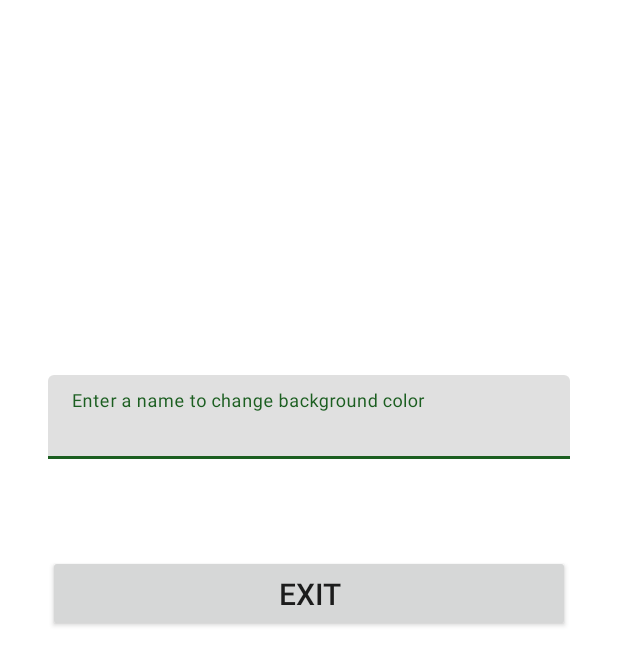
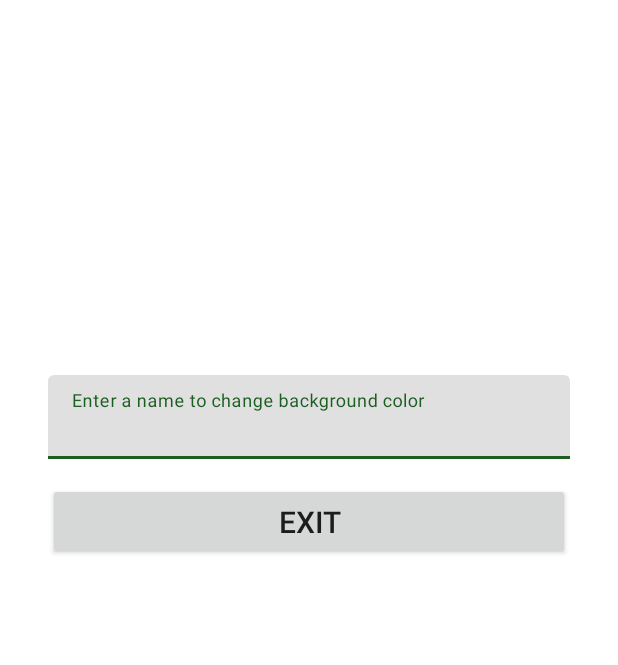
Before and after one commit to Ashpex/Mobile-Application-Development, an Android app: the screen it shows after launch (MainActivity), on a phone screen of 412 x 824 dp. Shown: the top 665 px of the screen. Run offline under Robolectric (Android 15) with nearby library versions, the phone set to English and light mode, and no system bars.

Commit message:
Update UI

```diff
--- a/LifeCycle/app/src/main/res/layout/activity_main.xml
+++ b/LifeCycle/app/src/main/res/layout/activity_main.xml
@@ -34,7 +34,7 @@
         android:layout_width="0dp"
         android:layout_height="wrap_content"
         android:layout_marginStart="32dp"
-        android:layout_marginTop="64dp"
+        android:layout_marginTop="16dp"
         android:layout_marginEnd="32dp"
         android:padding="12dp"
         android:text="EXIT"
```
